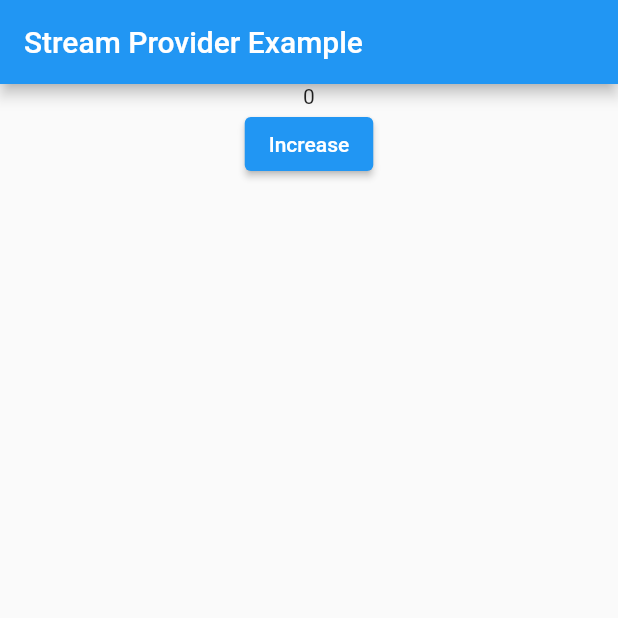
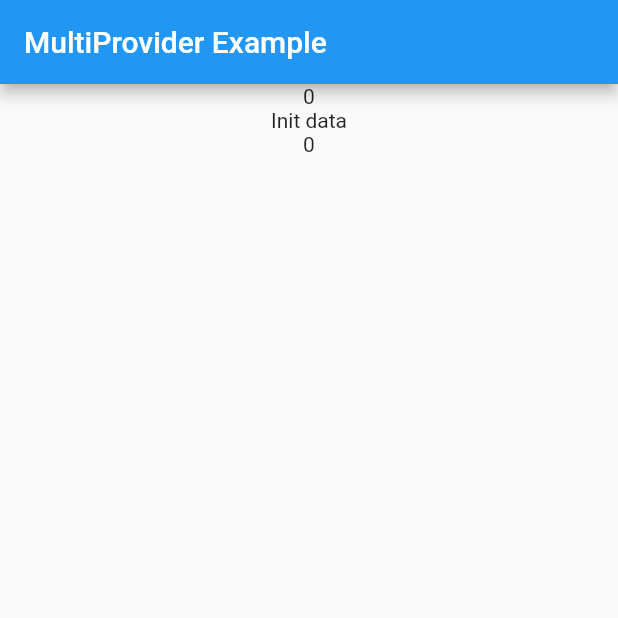
Before and after one commit to MHuzaifaKhan97/Flutter-with-State-Management, a Flutter app: the first screen one second after launch, on a phone screen of 412 x 824 dp, the top half of it. Run offline on Flutter 3.47's test engine with Material 2 defaults, Android fonts, the phone set to English and light mode, and no system bars.

Commit message:
Multi Provider Done.

```diff
--- a/Flutter with Provider/flutter_with_provider/lib/main.dart
+++ b/Flutter with Provider/flutter_with_provider/lib/main.dart
@@ -3,6 +3,7 @@ import 'package:flutter_with_provider/change_notifier_widget/changenotifierprovi
 import 'package:flutter_with_provider/change_notifier_widget/counter_notifier.dart';
 import 'package:flutter_with_provider/future_provider/data_future.dart';
 import 'package:flutter_with_provider/future_provider/future_provider_example.dart';
+import 'package:flutter_with_provider/multi_provider/multi_provider_example.dart';
 import 'package:flutter_with_provider/provider_widget/counter.dart';
 import 'package:flutter_with_provider/provider_widget/provider_example.dart';
 import 'package:flutter_with_provider/stream_provider/data.dart';
@@ -59,11 +60,47 @@ class MyApp extends StatelessWidget {
     // );
 
     // Stream Provider Example
-    return StreamProvider<ModelStream>(
-      create: (_) => loadStream(),
-      initialData: ModelStream(number: 0),
+    // return StreamProvider<ModelStream>(
+    //   create: (_) => loadStream(),
+    //   initialData: ModelStream(number: 0),
+    //   child: MaterialApp(
+    //     home: StreamProviderExample(),
+    //   ),
+    // );
+
+    // Nested Providers
+    // return ChangeNotifierProvider<CounterNotifier>(
+    //   create: (_) => CounterNotifier(),
+    //   child: FutureProvider<Data>(
+    //     create: (_) => loadData(),
+    //     initialData: Data('Init Data'),
+    //     child: StreamProvider<ModelStream>(
+    //       create: (_) => loadStream(),
+    //       initialData: ModelStream(number: 0),
+    //       child: MaterialApp(
+    //         // home: ChangeNotifierProviderExample(),
+    //         // home: FutureProviderExample(),
+    //         home: StreamProviderExample(),
+    //       ),
+    //     ),
+    //   ),
+    // );
+
+    // Right way of multi provider is
+    return MultiProvider(
+      providers: [
+        ChangeNotifierProvider<CounterNotifier>(
+            create: (_) => CounterNotifier()),
+        FutureProvider<Data>(
+            create: (_) => loadData(), initialData: Data('Init data')),
+        StreamProvider(
+            create: (_) => loadStream(), initialData: ModelStream(number: 0))
+      ],
       child: MaterialApp(
-        home: StreamProviderExample(),
+        // home: ChangeNotifierProviderExample(),
+        // home: FutureProviderExample(),
+        // home: StreamProviderExample(),
+        home: MutiProviderExample(),
       ),
     );
   }
--- /dev/null
+++ b/Flutter with Provider/flutter_with_provider/lib/multi_provider/multi_provider_example.dart
@@ -0,0 +1,31 @@
+import 'package:flutter/material.dart';
+import 'package:flutter_with_provider/change_notifier_widget/counter_notifier.dart';
+import 'package:flutter_with_provider/future_provider/data.dart';
+import 'package:flutter_with_provider/stream_provider/data.dart';
+import 'package:provider/provider.dart';
+
+class MutiProviderExample extends StatelessWidget {
+  const MutiProviderExample({Key? key}) : super(key: key);
+
+  @override
+  Widget build(BuildContext context) {
+    return Scaffold(
+      appBar: AppBar(
+        title: Text('MultiProvider Example'),
+      ),
+      body: Center(
+        child: Consumer3<CounterNotifier, Data, ModelStream>(
+          builder: (_, counter, data, model, __) {
+            return Column(
+              children: [
+                Text('${counter.number}'),
+                Text(data.data),
+                Text('${model.number}')
+              ],
+            );
+          },
+        ),
+      ),
+    );
+  }
+}
```
Also changed, not shown: 2 other files.
